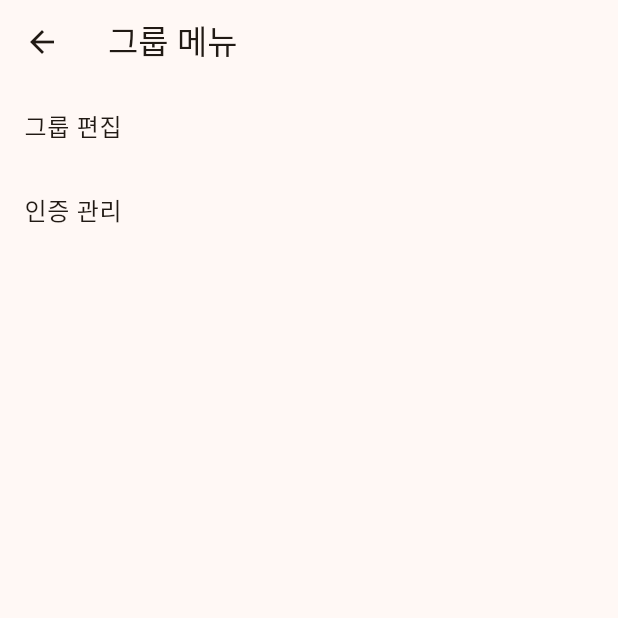
After one commit to team-dodal/dodal_app, a Flutter app: the GroupRoute screen opened directly, after a tap on the "menu" icon, on a phone screen of 412 x 824 dp, the top half of it. The commit adds this screen. Run offline on Flutter 3.47's test engine with Material 2 defaults, Android fonts, the phone set to English and light mode, and no system bars; our stand-ins replace dio, firebase_core, firebase_messaging, flutter_dotenv, flutter_local_notifications, google_sign_in and 1 more; missing offline and left inert: kakao_flutter_sdk_user; accounts and stored records are empty.

Commit message:
예상되는 기본 페이지 라우팅 구현

```diff
--- /dev/null
+++ b/lib/helper/slide_page_route.dart
@@ -0,0 +1,20 @@
+import 'package:flutter/material.dart';
+
+class SlidePageRoute extends PageRouteBuilder {
+  final Widget screen;
+
+  SlidePageRoute({required this.screen})
+      : super(
+          pageBuilder: (context, animation, _) => screen,
+          transitionsBuilder: (context, animation, secondaryAnimation, child) =>
+              SlideTransition(
+            position: Tween<Offset>(
+              begin: const Offset(1, 0),
+              end: Offset.zero,
+            ).animate(animation),
+            child: screen,
+          ),
+          transitionDuration: const Duration(milliseconds: 150),
+          reverseTransitionDuration: const Duration(milliseconds: 150),
+        );
+}
--- a/lib/main.dart
+++ b/lib/main.dart
@@ -1,3 +1,4 @@
+import 'package:dodal_app/screens/main_route/main.dart';
 import 'package:dodal_app/utilities/fcm.dart';
 import 'package:flutter/material.dart';
 import 'package:dodal_app/theme/theme_data.dart';
@@ -22,7 +23,7 @@ class App extends StatelessWidget {
     return MaterialApp(
       title: 'Flutter Demo',
       theme: lightTheme,
-      home: const Scaffold(),
+      home: const MainRoute(),
     );
   }
 }
--- /dev/null
+++ b/lib/screens/group_menu/main.dart
@@ -0,0 +1,32 @@
+import 'package:dodal_app/screens/group_menu/manage_group_screen.dart';
+import 'package:dodal_app/screens/group_menu/modify_group_screen.dart';
+import 'package:flutter/material.dart';
+
+class GroupMenuScreen extends StatelessWidget {
+  const GroupMenuScreen({super.key});
+
+  @override
+  Widget build(BuildContext context) {
+    return Scaffold(
+      appBar: AppBar(
+        title: const Text('그룹 메뉴'),
+      ),
+      body: Column(children: [
+        ListTile(
+          title: const Text('그룹 편집'),
+          onTap: () {
+            Navigator.of(context).push(MaterialPageRoute(
+                builder: (BuildContext ctx) => const ModifyGroupScreen()));
+          },
+        ),
+        ListTile(
+          title: const Text('인증 관리'),
+          onTap: () {
+            Navigator.of(context).push(MaterialPageRoute(
+                builder: (BuildContext ctx) => const ManageGroupScreen()));
+          },
+        ),
+      ]),
+    );
+  }
+}
--- a/lib/screens/group_route/main.dart
+++ b/lib/screens/group_route/main.dart
@@ -1,4 +1,7 @@
 import 'package:animations/animations.dart';
+import 'package:dodal_app/helper/slide_page_route.dart';
+import 'package:dodal_app/screens/create_feed/main.dart';
+import 'package:dodal_app/screens/group_menu/main.dart';
 import 'package:dodal_app/screens/group_route/chat_screen.dart';
 import 'package:dodal_app/screens/group_route/home_feed_screen.dart';
 import 'package:dodal_app/screens/group_route/ranking_screen.dart';
@@ -23,6 +26,10 @@ class _GroupRouteState extends State<GroupRoute> with TickerProviderStateMixin {
   int _currentIndex = 0;
   late TabController _tabController;
 
+  void _routeMenuScreen() {
+    Navigator.of(context).push(SlidePageRoute(screen: const GroupMenuScreen()));
+  }
+
   @override
   void initState() {
     _tabController = TabController(length: tabRoute.length, vsync: this);
@@ -39,6 +46,16 @@ class _GroupRouteState extends State<GroupRoute> with TickerProviderStateMixin {
   Widget build(BuildContext context) {
     return Scaffold(
       appBar: AppBar(
+        actions: [
+          IconButton(
+            onPressed: () {},
+            icon: const Icon(Icons.share),
+          ),
+          IconButton(
+            onPressed: _routeMenuScreen,
+            icon: const Icon(Icons.menu),
+          )
+        ],
         bottom: TabBar(
           controller: _tabController,
           tabs: tabRoute.map((route) => Tab(text: route.name)).toList(),
@@ -61,6 +78,15 @@ class _GroupRouteState extends State<GroupRoute> with TickerProviderStateMixin {
         },
         child: tabRoute.map((route) => route.screen).toList()[_currentIndex],
       ),
+      floatingActionButton: _currentIndex == 0
+          ? FloatingActionButton(
+              onPressed: () {
+                Navigator.of(context).push(MaterialPageRoute(
+                    builder: (ctx) => const CreateFeedScreen()));
+              },
+              child: const Icon(Icons.add),
+            )
+          : null,
     );
   }
 }
--- a/lib/screens/settings/main.dart
+++ b/lib/screens/notification/main.dart
@@ -1,13 +1,13 @@
 import 'package:flutter/material.dart';
 
-class SettingScreen extends StatelessWidget {
-  const SettingScreen({super.key});
+class NotiFicationScreen extends StatelessWidget {
+  const NotiFicationScreen({super.key});
 
   @override
   Widget build(BuildContext context) {
     return Scaffold(
       appBar: AppBar(
-        title: const Text('Settings'),
+        title: const Text('알림'),
       ),
     );
   }
```
Also changed, not shown: lib/screens/create_feed/main.dart (added, +14 -0 lines), lib/screens/create_group/main.dart (added, +16 -0 lines), lib/screens/group_menu/manage_group_screen.dart (added, +14 -0 lines), lib/screens/group_menu/modify_group_screen.dart (added, +14 -0 lines), lib/screens/main_route/group_screen.dart (+14 -2 lines), lib/screens/main_route/main.dart (+15 -7 lines), lib/screens/main_route/mypage_screen.dart (+15 -2 lines), lib/screens/modify_user/main.dart (added, +12 -0 lines), lib/screens/settings_menu/main.dart (added, +14 -0 lines), lib/screens/sign_up/main.dart (+15 -0 lines), 2 other files.
